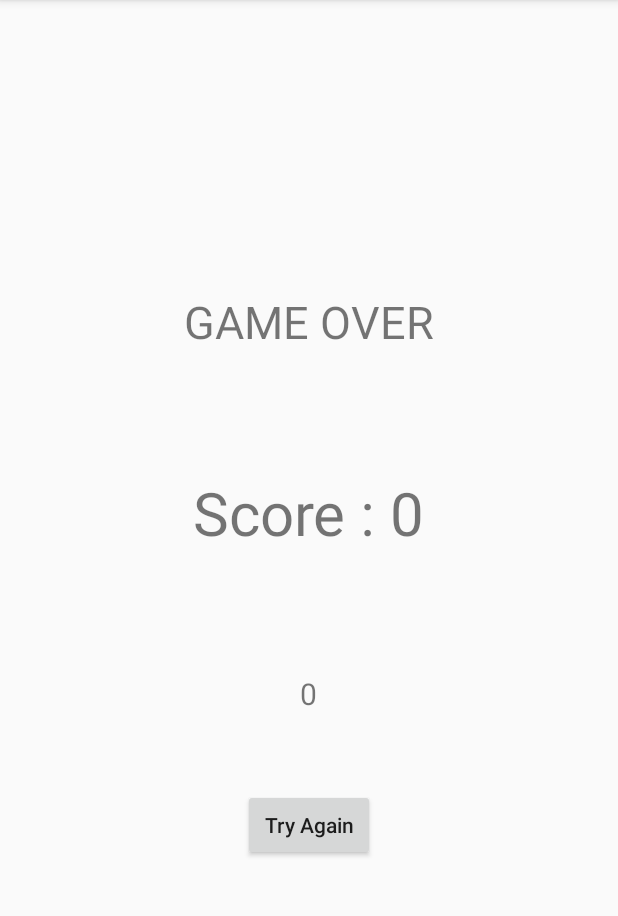
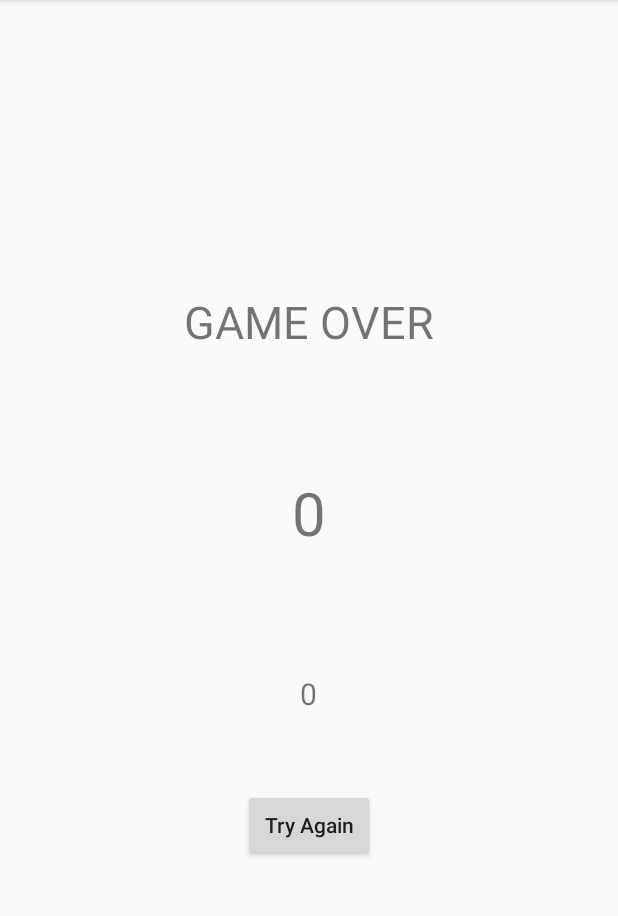
Before and after one commit to LawrenceScroggs/Hotdog_Game, an Android app: the result screen opened directly, with no data from a screen before it, on a phone screen of 412 x 824 dp, the part 84-1000 px from its top. Run offline under Robolectric (Android 15) with nearby library versions, the phone set to English and light mode, and no system bars.

Commit message:
fixed score

```diff
--- a/app/src/main/java/kevin/wiener/game/result.java
+++ b/app/src/main/java/kevin/wiener/game/result.java
@@ -19,8 +19,8 @@ public class result extends AppCompatActivity{
         TextView scoreLabel = findViewById(R.id.scoreLabel);
         TextView highScoreLabel = findViewById(R.id.highScoreLabel);
 
-        int score = getIntent().getIntExtra("score", 0);
-        scoreLabel.setText(getString(R.string.score, score));
+        int score = getIntent().getIntExtra("SCORE", 0);
+        scoreLabel.setText(getString(R.string.result_score, score));
 
         SharedPreferences settings = getSharedPreferences("GAME_DATA", Context.MODE_PRIVATE);
         int highScore = settings.getInt("HIGH_SCORE", 0);
@@ -42,7 +42,7 @@ public class result extends AppCompatActivity{
 
 
     public void tryAgain(View view) {
-        startActivity(new Intent(getApplicationContext(), start.class));
+        startActivity(new Intent(getApplicationContext(), MainActivity.class));
     }
 
 
--- a/app/src/main/res/layout/activity_result.xml
+++ b/app/src/main/res/layout/activity_result.xml
@@ -3,7 +3,7 @@
     xmlns:tools="http://schemas.android.com/tools"
     android:layout_width="match_parent"
     android:layout_height="match_parent"
-    tools:context="kevin.wiener.game.MainActivity"
+    tools:context="kevin.wiener.game.result"
     android:orientation="vertical"
     android:gravity="center">
 
@@ -18,7 +18,7 @@
         android:id="@+id/scoreLabel"
         android:layout_width="wrap_content"
         android:layout_height="wrap_content"
-        android:text="150"
+        android:text="@string/result_score"
         android:textSize="40sp"
         android:layout_marginTop="80dp"/>
 
@@ -26,7 +26,7 @@
         android:id="@+id/highScoreLabel"
         android:layout_width="wrap_content"
         android:layout_height="wrap_content"
-        android:text="High Score : 300"
+        android:text="@string/high_score"
         android:textSize="20sp"
         android:layout_marginTop="80dp"/>
 
@@ -34,7 +34,7 @@
         android:layout_width="wrap_content"
         android:layout_height="wrap_content"
         android:layout_marginTop="50dp"
-        android:text="Try Again"
+        android:text="@string/try_again"
         android:textAllCaps="false"
         android:onClick="tryAgain"/>
 
--- a/app/src/main/res/values/strings.xml
+++ b/app/src/main/res/values/strings.xml
@@ -4,7 +4,10 @@
     <string name="head">head</string>
     <string name="score">Score : %d</string>
     <string name="wiener_point">30 Points</string>
+    <string name="result_score">%d</string>
+    <string name="high_score">High Score: %d</string>
     <string name="final_score">%d</string>
     <string name="start">Tap to Start</string>
     <string name="over">GAME OVER</string>
+    <string name="try_again">Try Again</string>
 </resources>
```
Also changed, not shown: app/src/main/java/kevin/wiener/game/MainActivity.java (+46 -40 lines).
